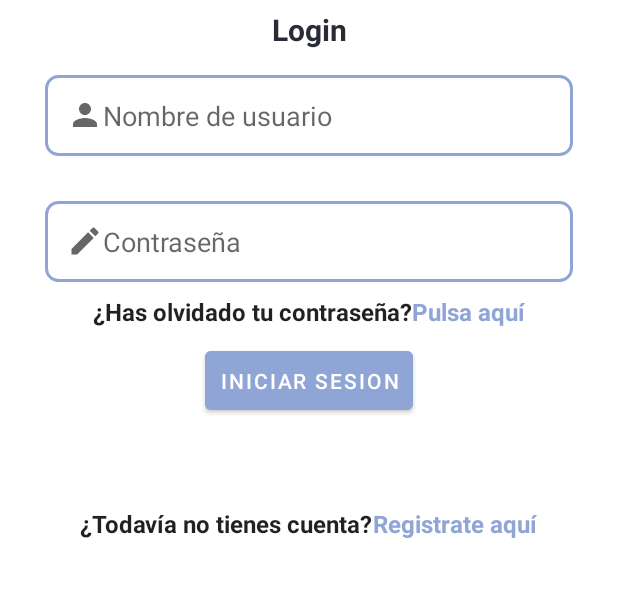
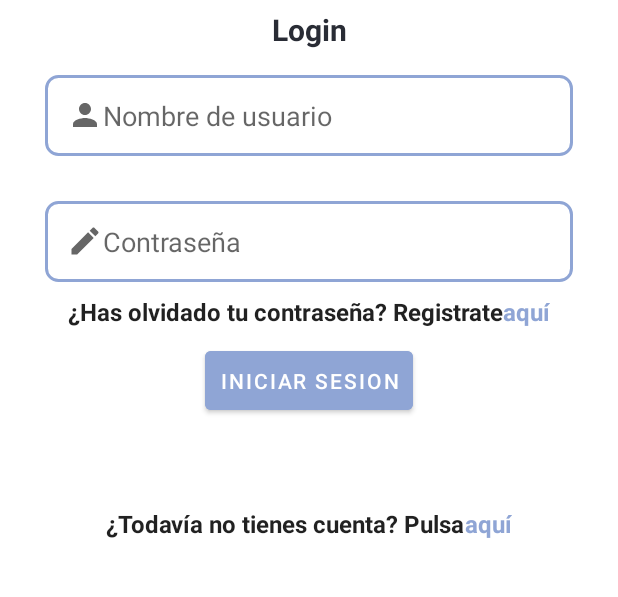
Before and after one commit to BelindaCev/AdoptaUnaMascotaNewFrontEnd, an Android app: the layout activity_login.xml on its own in the app's theme, with its tools: preview values and no code run, on a phone screen of 412 x 824 dp, the part 434-1031 px from its top. Run offline under Robolectric (Android 15) with nearby library versions, the phone set to English and light mode, and no system bars.

Commit message:
Mejoras pantalla login

```diff
--- a/app/src/main/res/layout/activity_login.xml
+++ b/app/src/main/res/layout/activity_login.xml
@@ -73,7 +73,7 @@
             <TextView
                 android:layout_width="wrap_content"
                 android:layout_height="wrap_content"
-                android:text="@string/pulsa_aqui"
+                android:text="@string/aqui"
                 android:textColorLink="@color/azul_claro"
                 android:textColor="@color/azul_oscuro"
                 android:textStyle="bold"
@@ -113,7 +113,7 @@
             <TextView
                 android:layout_width="wrap_content"
                 android:layout_height="wrap_content"
-                android:text="@string/registrate_aqui"
+                android:text="@string/aqui"
                 android:textColorLink="@color/azul_claro"
                 android:textColor="@color/azul_oscuro"
                 android:textStyle="bold"
--- a/app/src/main/res/values/strings.xml
+++ b/app/src/main/res/values/strings.xml
@@ -3,11 +3,10 @@
     <string name="login_text">Login</string>
     <string name="nombre_usuario"> Nombre de usuario</string>
     <string name="password"> Contraseña</string>
-    <string name="recordar_password">¿Has olvidado tu contraseña?</string>
+    <string name="recordar_password">¿Has olvidado tu contraseña? Registrate</string>
     <string name="iniciar_sesion">INICIAR SESION</string>
-    <string name="registrate">¿Todavía no tienes cuenta?</string>
-    <string name="pulsa_aqui"> Pulsa aquí</string>
-    <string name="registrate_aqui"> Registrate aquí</string>
+    <string name="registrate">¿Todavía no tienes cuenta? Pulsa</string>
+    <string name="aqui">  aquí</string>
     <string name="escribe_tu_correo">Introduce tu email y te enviaremos un correo</string>
     <string name="email"> Email</string>
     <string name="enviar">ENVIAR</string>
```
